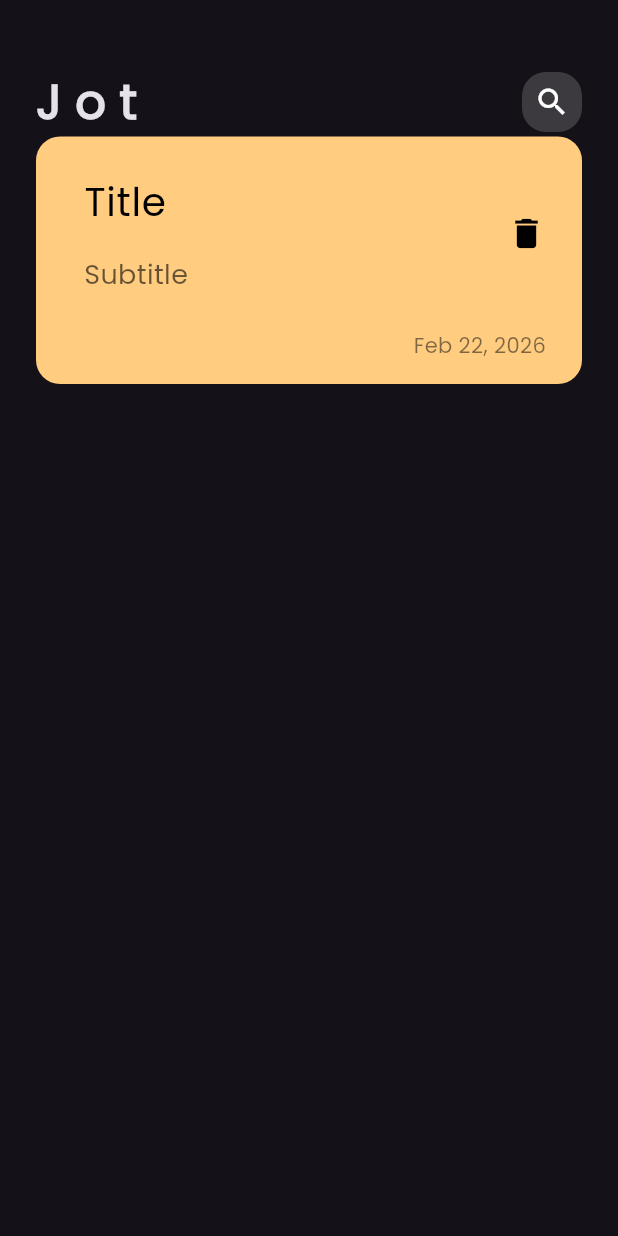
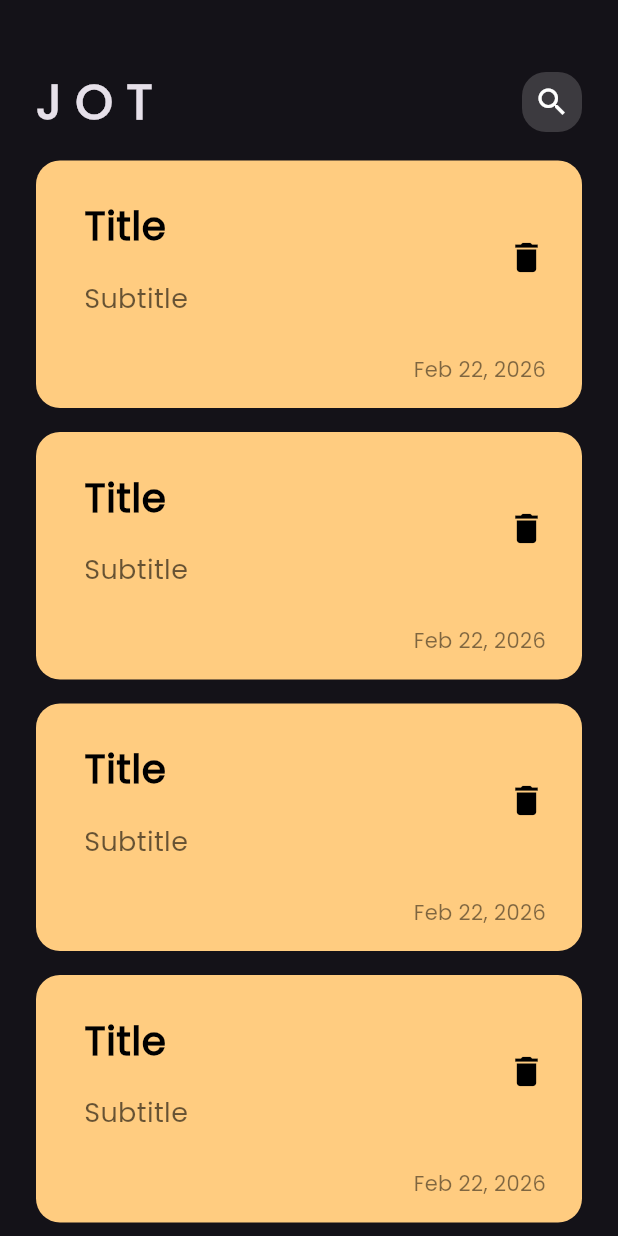
Before and after one commit to engkhaledsameh360-lab/jot_app, a Flutter app: the screen it shows after launch, on a phone screen of 412 x 824 dp. Run offline on Flutter 3.47's test engine with Material 3 defaults, Android fonts, the phone set to English and light mode, and no system bars.

Commit message:
Notes List

```diff
--- a/lib/widgets/app_bar_widget.dart
+++ b/lib/widgets/app_bar_widget.dart
@@ -9,7 +9,7 @@ class AppBarWidget extends StatelessWidget {
     return Row(
       children: [
         const Text(
-          'J o t',
+          'J O T',
           style: TextStyle(fontSize: 32, fontWeight: FontWeight.bold),
         ),
           const Spacer(),
--- a/lib/widgets/jot_item.dart
+++ b/lib/widgets/jot_item.dart
@@ -23,6 +23,7 @@ class JotItem extends StatelessWidget {
                 style: TextStyle(
                   color: const Color.fromARGB(255, 0, 0, 0),
                   fontSize: 26,
+                  fontWeight: FontWeight.bold,
                 ),
               ),
             ),
--- a/lib/widgets/jot_view_body.dart
+++ b/lib/widgets/jot_view_body.dart
@@ -1,6 +1,6 @@
 import 'package:flutter/material.dart';
 import 'package:jot_app/widgets/app_bar_widget.dart';
-import 'package:jot_app/widgets/jot_item.dart';
+import 'package:jot_app/widgets/note_list.dart';
 
 class JotViewBody extends StatelessWidget {
   const JotViewBody({super.key});
@@ -13,7 +13,8 @@ class JotViewBody extends StatelessWidget {
         children: [
           const SizedBox(height: 45),
           const AppBarWidget(),
-          const JotItem(),
+          Expanded(child: const NoteList()),
+
         ],
       ),
     );
--- /dev/null
+++ b/lib/widgets/note_list.dart
@@ -0,0 +1,18 @@
+import 'package:flutter/material.dart';
+import 'package:jot_app/widgets/jot_item.dart';
+
+class NoteList extends StatelessWidget {
+  const NoteList({super.key});
+
+  @override
+  Widget build(BuildContext context) {
+    return ListView.builder(
+itemBuilder: (context, index) {
+        return const Padding(
+          padding: EdgeInsets.only(top: 16),
+          child: JotItem(),
+        );
+      },
+    );
+  }
+}
```
